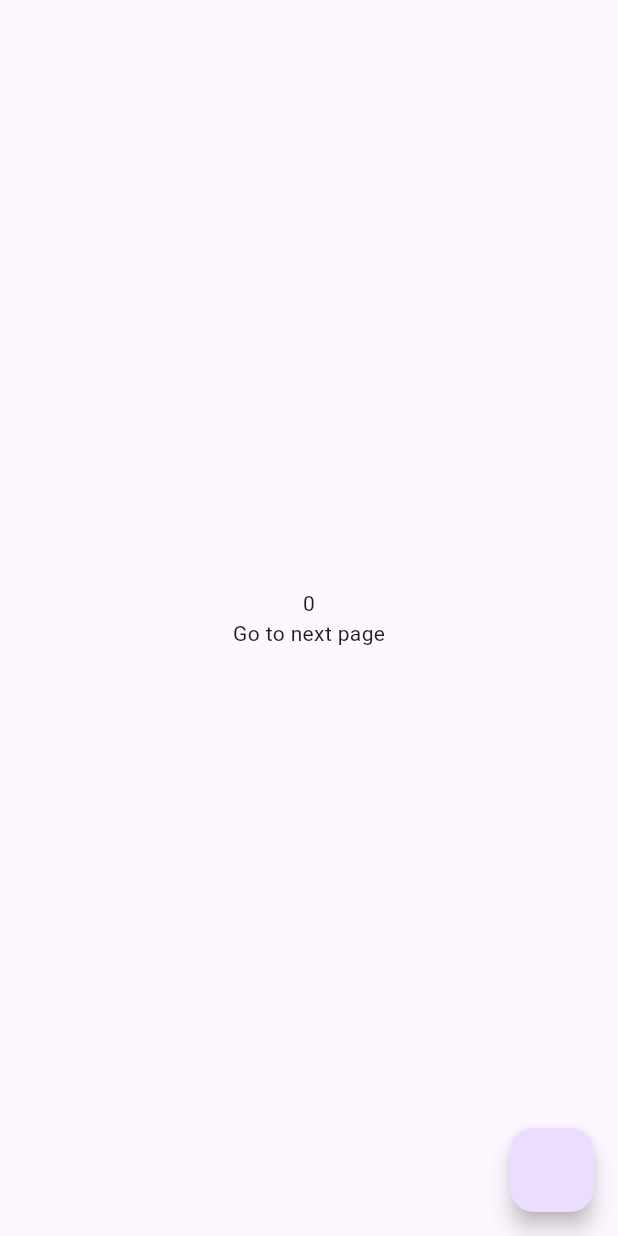
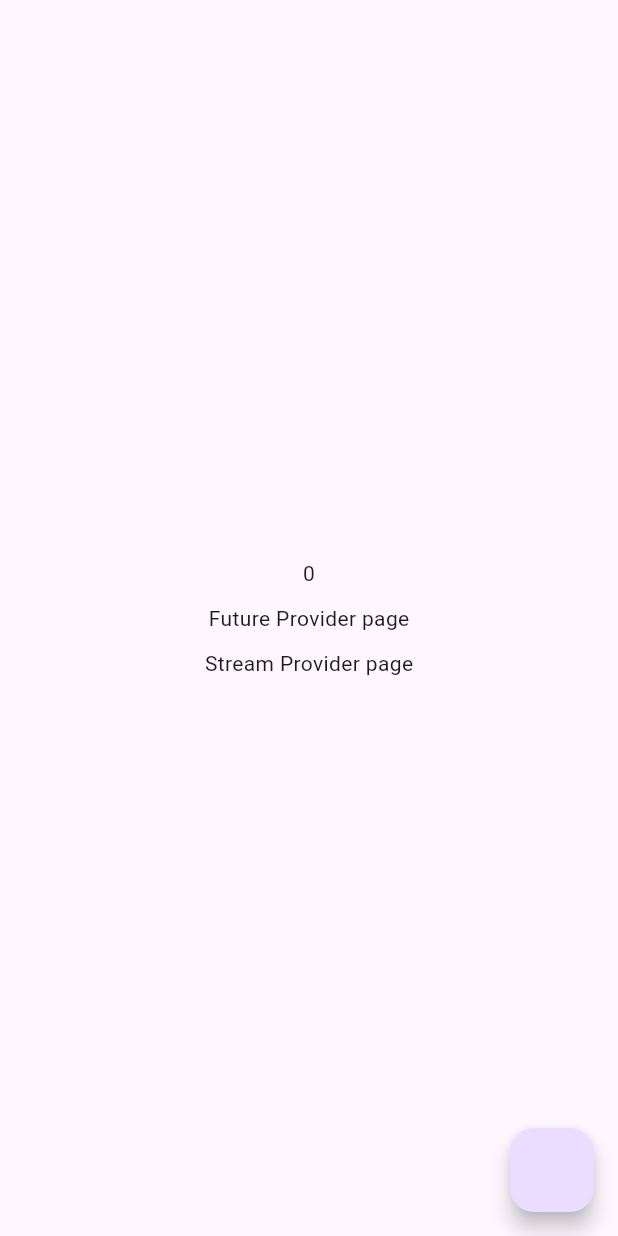
Before and after one commit to abdulrahmanahme/Flutter-Riverpod, a Flutter app: the screen it shows after launch, on a phone screen of 412 x 824 dp. Run offline on Flutter 3.47's test engine with Material 3 defaults, Android fonts, the phone set to English and light mode, and no system bars; our stand-ins replace flutter_riverpod; missing offline and left inert: dart:ffi.

Commit message:
-Add Stream riverpod

```diff
--- a/lib/main.dart
+++ b/lib/main.dart
@@ -1,7 +1,7 @@
 import 'package:flutter/material.dart';
 import 'package:flutter_riverpod/flutter_riverpod.dart';
-import 'package:riverpod2/riverpod/first_exmple_riverpod.dart';
-import 'package:riverpod2/riverpod/second_exmple_riverpod.dart';
+import 'package:riverpod2/riverpod/first_example_riverpod.dart';
+import 'package:riverpod2/riverpod/second_example_riverpod.dart';
 
 void main() {
   runApp(
--- a/lib/riverpod/first_exmple_riverpod.dart
+++ b/lib/riverpod/first_example_riverpod.dart
@@ -3,7 +3,8 @@ import 'dart:ffi';
 
 import 'package:flutter/material.dart';
 import 'package:flutter_riverpod/flutter_riverpod.dart';
-import 'package:riverpod2/riverpod/second_exmple_riverpod.dart';
+import 'package:riverpod2/riverpod/second_example_riverpod.dart';
+import 'package:riverpod2/riverpod/third_example_riverpod.dart';
 
 /// initialize Provider for String
 final userName = Provider<String>((ref) => 'Abdo Ahmed');
@@ -49,6 +50,9 @@ class FirstExampleRiverpod extends ConsumerWidget {
                 number.toString(),
               ),
             ),
+            const SizedBox(
+              height: 10,
+            ),
             InkWell(
               onTap: () {
                 Navigator.push(
@@ -59,9 +63,25 @@ class FirstExampleRiverpod extends ConsumerWidget {
                 );
               },
               child: const Text(
-                'Go to next page',
+                'Future Provider page',
               ),
-            )
+            ),
+            const SizedBox(
+              height: 10,
+            ),
+            InkWell(
+              onTap: () {
+                Navigator.push(
+                  context,
+                  MaterialPageRoute(
+                    builder: (context) => const ThirdExampleRiverpod(),
+                  ),
+                );
+              },
+              child: const Text(
+                'Stream Provider page',
+              ),
+            ),
           ],
         ),
         floatingActionButton: FloatingActionButton(onPressed: () {
```
Also changed, not shown: lib/riverpod/third_example_riverpod.dart (added, +51 -0 lines), lib/riverpod/second_example_riverpod.dart (renamed from lib/riverpod/second_exmple_riverpod.dart).
